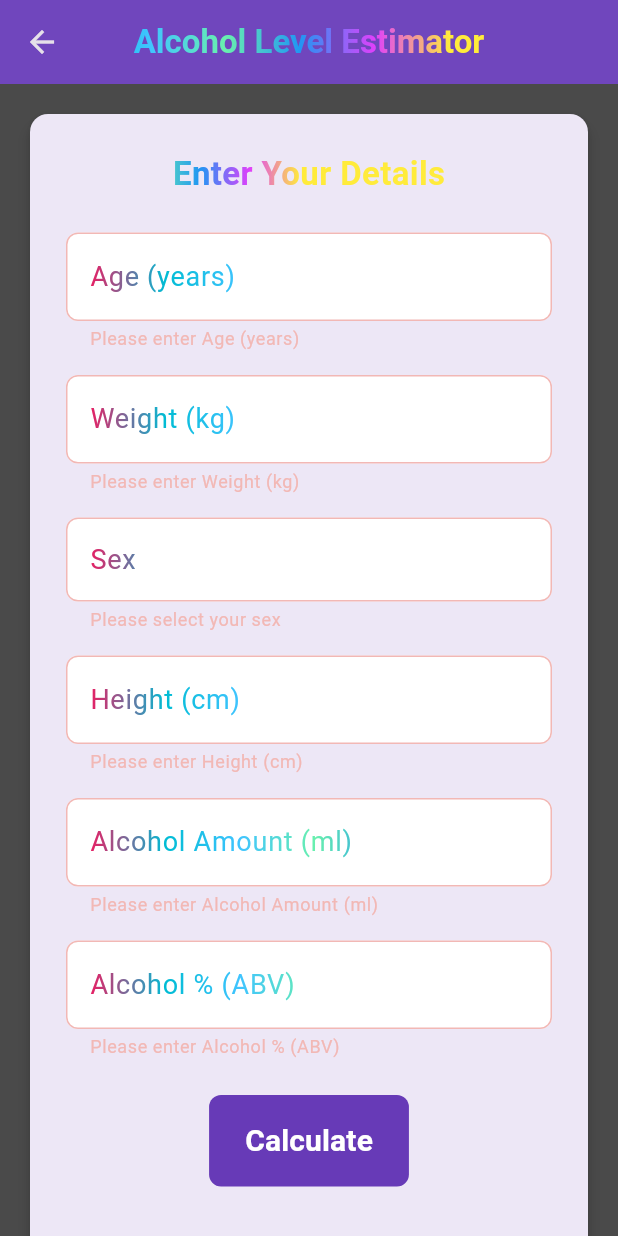
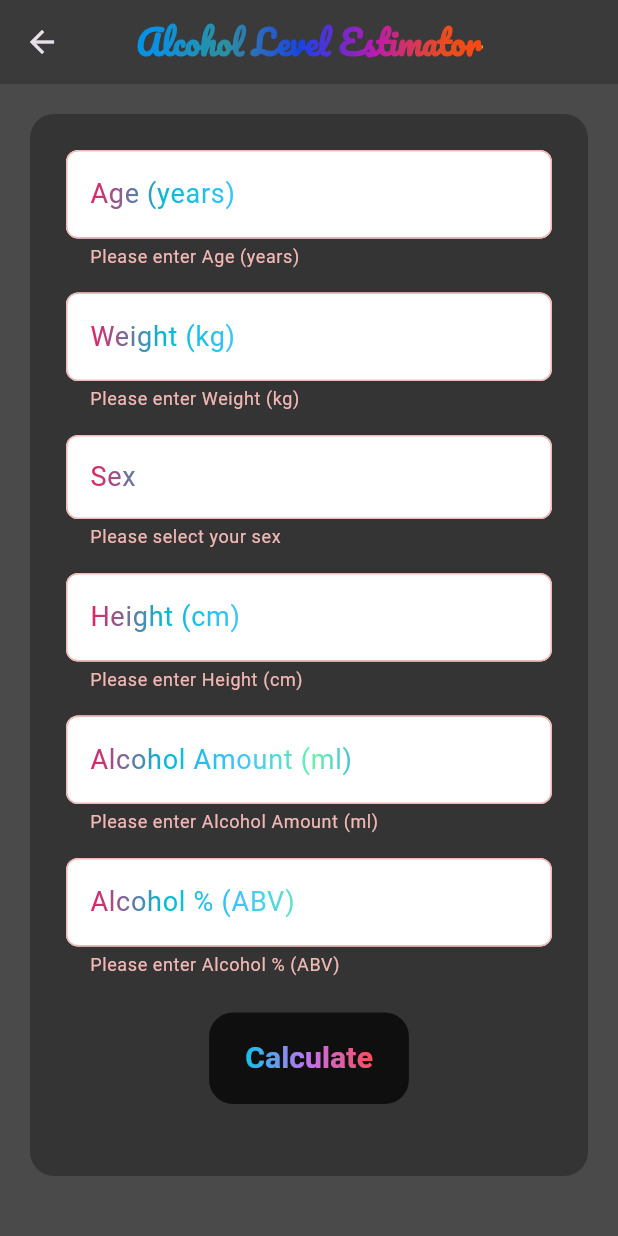
Before and after one commit to Maksym-Bondarenko/AmIDrunk, a Flutter app: the AlcoholCalculationScreen screen opened directly, after a tap on "Calculate", on a phone screen of 412 x 824 dp. Run offline on Flutter 3.47's test engine with Material 3 defaults, Android fonts, the phone set to English and light mode, and no system bars; our stand-ins replace blur, camera, google_fonts; missing offline and left inert: flame, floating_bubbles.

Commit message:
updated alco-calculator with timer, new UI/UX

```diff
--- a/frontend/lib/UI/global_timer_overlay.dart
+++ b/frontend/lib/UI/global_timer_overlay.dart
@@ -1,10 +1,19 @@
-// File: global_timer_overlay.dart
+import 'package:flutter/material.dart';
+import 'package:google_fonts/google_fonts.dart';
+import 'dart:async';
+import 'package:provider/provider.dart';
+import '../services/timer_provider.dart';
+import '../UI/global_timer_overlay.dart';
 
-import 'package:flutter/material.dart';
-import 'package:provider/provider.dart';
-import 'package:am_i_drank/services/timer_provider.dart';
+class GlobalTimerOverlay extends StatefulWidget {
+  @override
+  _GlobalTimerOverlayState createState() => _GlobalTimerOverlayState();
+}
 
-class GlobalTimerOverlay extends StatelessWidget {
+class _GlobalTimerOverlayState extends State<GlobalTimerOverlay> {
+  double _top = 20;
+  double _right = 20;
+
   @override
   Widget build(BuildContext context) {
     return Consumer<TimerProvider>(
@@ -19,25 +28,41 @@ class GlobalTimerOverlay extends StatelessWidget {
         final seconds = twoDigits(timerProvider.remainingDuration.inSeconds.remainder(60));
 
         return Positioned(
-          top: 10,
-          right: 10,
-          child: Card(
-            color: Colors.white.withOpacity(0.9),
-            elevation: 4,
-            shape: RoundedRectangleBorder(borderRadius: BorderRadius.circular(8)),
-            child: Padding(
-              padding: EdgeInsets.symmetric(horizontal: 16, vertical: 8),
+          top: _top,
+          right: _right,
+          child: GestureDetector(
+            onPanUpdate: (details) {
+              setState(() {
+                _top += details.delta.dy;
+                _right -= details.delta.dx;
+              });
+            },
+            child: Container(
+              padding: EdgeInsets.all(12),
+              decoration: BoxDecoration(
+                borderRadius: BorderRadius.circular(16),
+                gradient: LinearGradient(
+                  colors: [Color(0xFF12c2e9), Color(0xFFc471ed), Color(0xFFf64f59)],
+                ),
+                boxShadow: [
+                  BoxShadow(
+                    color: Colors.black.withOpacity(0.5),
+                    blurRadius: 8,
+                    offset: Offset(2, 2),
+                  )
+                ],
+              ),
               child: Row(
                 mainAxisSize: MainAxisSize.min,
                 children: [
-                  Icon(Icons.timer, color: Colors.deepPurple),
+                  Icon(Icons.timer, color: Colors.white, size: 24),
                   SizedBox(width: 8),
                   Text(
                     "$hours:$minutes:$seconds",
                     style: TextStyle(
-                      fontSize: 16,
+                      fontSize: 18,
                       fontWeight: FontWeight.bold,
-                      color: Colors.deepPurple,
+                      color: Colors.white,
                     ),
                   ),
                   SizedBox(width: 8),
@@ -45,7 +70,7 @@ class GlobalTimerOverlay extends StatelessWidget {
                     onTap: () {
                       timerProvider.stopTimer();
                     },
-                    child: Icon(Icons.close, color: Colors.redAccent),
+                    child: Icon(Icons.close, color: Colors.black, size: 24),
                   ),
                 ],
               ),
--- a/frontend/lib/screens/calculator_screen.dart
+++ b/frontend/lib/screens/calculator_screen.dart
@@ -3,7 +3,9 @@
 import 'dart:async';
 
 import 'package:flutter/material.dart';
+import 'package:google_fonts/google_fonts.dart';
 import 'package:provider/provider.dart';
+import '../UI/global_timer_overlay.dart';
 import '../services/timer_provider.dart';
 
 class AlcoholCalculationScreen extends StatefulWidget {
@@ -13,7 +15,6 @@ class AlcoholCalculationScreen extends StatefulWidget {
 
 class _AlcoholCalculationScreenState extends State<AlcoholCalculationScreen> {
   final _formKey = GlobalKey<FormState>();
-
   final _ageController = TextEditingController();
   final _weightController = TextEditingController(); // in kg
   final _heightController = TextEditingController(); // in cm
@@ -29,6 +30,7 @@ class _AlcoholCalculationScreenState extends State<AlcoholCalculationScreen> {
   double _bmi = 0.0;
 
   final double _legalLimit = 0.05; // example legal limit
+  bool _calculated = false;
 
   Timer? _sobrietyTimer;
   Duration _remainingTime = Duration.zero;
@@ -80,6 +82,7 @@ class _AlcoholCalculationScreenState extends State<AlcoholCalculationScreen> {
         _timeToLegalLimit = timeToLegal;
         _bmi = bmi;
         _remainingTime = Duration.zero;
+        _calculated = true;
       });
     }
   }
@@ -133,109 +136,86 @@ class _AlcoholCalculationScreenState extends State<AlcoholCalculationScreen> {
 
     return Scaffold(
       appBar: AppBar(
-        title: Text(
+        title: ShaderMask(
+          shaderCallback: (Rect bounds) {
+            return LinearGradient(
+              colors: [Color(0xFF12c2e9), Color(0xFFc471ed), Color(0xFFf64f59)],
+            ).createShader(bounds);
+          },
+          child: Text(
             "Alcohol Level Estimator",
-          style: TextStyle(
+            style: GoogleFonts.pacifico(
+              fontSize: 22,
               fontWeight: FontWeight.bold,
               color: Colors.white,
             ),
           ),
+        ),
         centerTitle: true,
-        backgroundColor: Colors.deepPurple,
-        elevation: 4,
+        backgroundColor: Color(0xFF3A3A3A),
+        elevation: 0,
       ),
-      body: SingleChildScrollView(
+      body: Stack(
+        children: [
+          SingleChildScrollView(
             padding: EdgeInsets.all(16.0),
-        child: Card(
-          color: Colors.deepPurple[50],
-          elevation: 4,
-          shape: RoundedRectangleBorder(borderRadius: BorderRadius.circular(12)),
+            child: Column(
+              children: [
+                Card(
+                  color: Colors.black.withOpacity(0.3),
+                  shape: RoundedRectangleBorder(
+                    borderRadius: BorderRadius.circular(16),
+                    side: BorderSide(width: 4, color: Colors.transparent),
+                  ),
+                  elevation: 0,
                   child: Padding(
-            padding: EdgeInsets.all(24.0),
+                    padding: const EdgeInsets.all(24.0),
                     child: Form(
                       key: _formKey,
                       child: Column(
                         children: [
-                  Text(
-                    "Enter Your Details",
-                    style: TextStyle(
-                      fontSize: 22,
-                      fontWeight: FontWeight.bold,
-                      color: Colors.deepPurple,
-                    ),
-                  ),
-                  SizedBox(height: 24),
-                  _buildTextField(_ageController, "Age (years)", "Enter your age", TextInputType.number),
+                          _buildTextField(_ageController, "Age (years)", "Enter your age"),
                           SizedBox(height: 16),
-                  _buildTextField(_weightController, "Weight (kg)", "Enter your weight in kg", TextInputType.number),
+                          _buildTextField(_weightController, "Weight (kg)", "Enter your weight"),
                           SizedBox(height: 16),
                           _buildSexDropdown(),
                           SizedBox(height: 16),
-                  _buildTextField(_heightController, "Height (cm)", "Enter your height in cm", TextInputType.number),
+                          _buildTextField(_heightController, "Height (cm)", "Enter your height"),
                           SizedBox(height: 16),
-                  _buildTextField(_alcoholAmountController, "Alcohol Amount (ml)", "Volume of alcohol consumed in ml", TextInputType.number),
+                          _buildTextField(_alcoholAmountController, "Alcohol Amount (ml)", "Volume consumed"),
                           SizedBox(height: 16),
-                  _buildTextField(_alcoholPercentageController, "Alcohol % (ABV)", "Alcohol percentage (e.g. 40 for whiskey)", TextInputType.number),
+                          _buildTextField(_alcoholPercentageController, "Alcohol % (ABV)", "Alcohol percentage"),
                           SizedBox(height: 24),
-
                           ElevatedButton(
                             onPressed: _calculateBAC,
                             style: ElevatedButton.styleFrom(
-                      backgroundColor: Colors.deepPurple,
-                      shape: RoundedRectangleBorder(borderRadius: BorderRadius.circular(8)),
+                              backgroundColor: Colors.black.withOpacity(0.7),
+                              shape: RoundedRectangleBorder(borderRadius: BorderRadius.circular(16)),
                               padding: EdgeInsets.symmetric(horizontal: 24, vertical: 16),
                             ),
+                            child: ShaderMask(
+                              shaderCallback: (Rect bounds) {
+                                return LinearGradient(
+                                  colors: [Color(0xFF12c2e9), Color(0xFFc471ed), Color(0xFFf64f59)],
+                                ).createShader(bounds);
+                              },
                               child: Text(
                                 "Calculate",
                                 style: TextStyle(fontSize: 20, color: Colors.white, fontWeight: FontWeight.bold),
                               ),
                             ),
+                          ),
+                          if (_calculatedBAC > 0) ...[
+                            Text("Estimated BAC: ${_calculatedBAC.toStringAsFixed(3)} g/dL"),
+                            Text("Time until BAC = 0: ${_formatHours(_timeToZero)}"),
+                            Text("Time until BAC ≤ $_legalLimit: ${_formatHours(_timeToLegalLimit)}"),
+                            if (_calculatedBAC > 0.3)
+                              Text("Warning: This level of intoxication is extremely dangerous!", style: TextStyle(color: Colors.red, fontWeight: FontWeight.bold)),
+                          ],
                           SizedBox(height: 24),
-                  if (_calculatedBAC > 0)
-                    Column(
-                      crossAxisAlignment: CrossAxisAlignment.start,
-                      children: [
-                        Text(
-                          "Results:",
-                          style: TextStyle(
-                            fontSize: 20,
-                            fontWeight: FontWeight.bold,
-                            color: Colors.deepPurple,
-                          ),
-                        ),
-                        SizedBox(height: 16),
-                        _buildResultRow("Estimated BAC:", "${_calculatedBAC.toStringAsFixed(3)} g/dL"),
-                        SizedBox(height: 8),
-                        _buildResultRow("Time until BAC = 0:", _formatHours(_timeToZero)),
-                        SizedBox(height: 8),
-                        _buildResultRow("Time until BAC ≤ ${_legalLimit.toStringAsFixed(2)}:", _formatHours(_timeToLegalLimit)),
-                        SizedBox(height: 8),
-                        _buildResultRow("BMI:", _bmi.toStringAsFixed(2)),
-                        SizedBox(height: 16),
-                        if (showWarning)
-                          Container(
-                            width: double.infinity,
-                            padding: EdgeInsets.all(12),
-                            decoration: BoxDecoration(
-                              color: Colors.red[100],
-                              borderRadius: BorderRadius.circular(8),
-                            ),
-                            child: Text(
-                              "Warning: This level of intoxication is extremely dangerous!",
-                              style: TextStyle(fontSize: 16, fontWeight: FontWeight.bold, color: Colors.red[800]),
-                            ),
-                          ),
-                        SizedBox(height: 24),
-                        // Sobriety Timer Section
+                            if (_calculated)
                               ElevatedButton.icon(
                                 onPressed: () {
-                            if (timerProvider.isActive) {
-                              // Timer is already active, do nothing or show a message
-                              ScaffoldMessenger.of(context).showSnackBar(
-                                SnackBar(content: Text("Sobriety timer is already running.")),
-                              );
-                            } else {
-                              // Choose target time based on user's choice (either until BAC = 0 or until legal limit)
                                   showModalBottomSheet(
                                     context: context,
                                     builder: (context) {
@@ -243,14 +223,9 @@ class _AlcoholCalculationScreenState extends State<AlcoholCalculationScreen> {
                                         padding: EdgeInsets.all(16.0),
                                         child: Wrap(
                                           children: [
-                                        Text(
-                                          "Set Sobriety Timer",
-                                          style: TextStyle(fontSize: 20, fontWeight: FontWeight.bold, color: Colors.deepPurple),
-                                        ),
-                                        SizedBox(height: 16),
                                             ListTile(
-                                          leading: Icon(Icons.remove_red_eye, color: Colors.deepPurple),
-                                          title: Text("Time until BAC = 0"),
+                                              leading: Icon(Icons.timer, color: Colors.white),
+                                              title: Text("Set Sobriety Timer"),
                                               onTap: () {
                                                 Navigator.pop(context);
                                                 timerProvider.startTimer(Duration(
@@ -260,8 +235,8 @@ class _AlcoholCalculationScreenState extends State<AlcoholCalculationScreen> {
                                               },
                                             ),
                                             ListTile(
-                                          leading: Icon(Icons.check_circle, color: Colors.deepPurple),
-                                          title: Text("Time until BAC ≤ ${_legalLimit.toStringAsFixed(2)}"),
+                                              leading: Icon(Icons.timer, color: Colors.white),
+                                              title: Text("Set Safe Limit Timer"),
                                               onTap: () {
                                                 Navigator.pop(context);
                                                 timerProvider.startTimer(Duration(
@@ -275,43 +250,21 @@ class _AlcoholCalculationScreenState extends State<AlcoholCalculationScreen> {
                                       );
                                     },
                                   );
-                            }
                                 },
                                 icon: Icon(Icons.timer, color: Colors.white),
-                          label: Text(
-                            "Set Sobriety Timer",
-                            style: TextStyle(fontSize: 18, color: Colors.white, fontWeight: FontWeight.bold),
+                                label: Text("Set Timer", style: TextStyle(color: Colors.white)),
                               ),
-                          style: ElevatedButton.styleFrom(
-                            backgroundColor: Colors.deepPurple,
-                            padding: EdgeInsets.symmetric(horizontal: 24, vertical: 16),
-                            shape: RoundedRectangleBorder(borderRadius: BorderRadius.circular(8)),
-                          ),
-                        ),
-                        SizedBox(height: 16),
-                        if (timerProvider.isActive)
-                          Center(
-                            child: Column(
-                              children: [
-                                Text(
-                                  "Time Remaining:",
-                                  style: TextStyle(fontSize: 18, fontWeight: FontWeight.w600, color: Colors.deepPurple),
-                                ),
-                                SizedBox(height: 8),
-                                Text(
-                                  "${timerProvider.remainingDuration.inHours.toString().padLeft(2, '0')}:${(timerProvider.remainingDuration.inMinutes.remainder(60)).toString().padLeft(2, '0')}:${(timerProvider.remainingDuration.inSeconds.remainder(60)).toString().padLeft(2, '0')}",
-                                  style: TextStyle(fontSize: 32, fontWeight: FontWeight.bold, color: Colors.deepPurple),
-                                ),
-                              ],
-                            ),
-                          ),
-                      ],
-                    ),
+
                         ],
                       ),
                     ),
                   ),
                 ),
+              ],
+            ),
+          ),
+          GlobalTimerOverlay(),
+        ],
       ),
     );
   }
```
Also changed, not shown: frontend/lib/screens/home_screen.dart (+43 -13 lines). Lines whose indentation alone changed are shown as unchanged.
